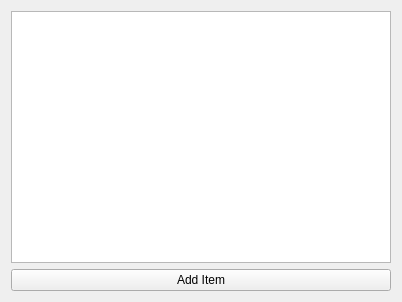
The window that form.ui (demiaster/qt_testing) describes before a commit, drawn with Qt 5.
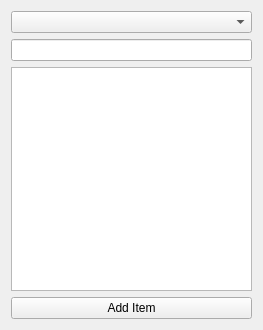
The same window after the commit.

```diff
--- a/form.ui
+++ b/form.ui
@@ -6,14 +6,20 @@
    <rect>
     <x>0</x>
     <y>0</y>
-    <width>402</width>
-    <height>302</height>
+    <width>263</width>
+    <height>330</height>
    </rect>
   </property>
   <property name="windowTitle">
    <string>Form</string>
   </property>
   <layout class="QVBoxLayout" name="verticalLayout">
+   <item>
+    <widget class="QComboBox" name="comboBox"/>
+   </item>
+   <item>
+    <widget class="QLineEdit" name="lineEdit"/>
+   </item>
    <item>
     <widget class="QListView" name="lv"/>
    </item>
```
